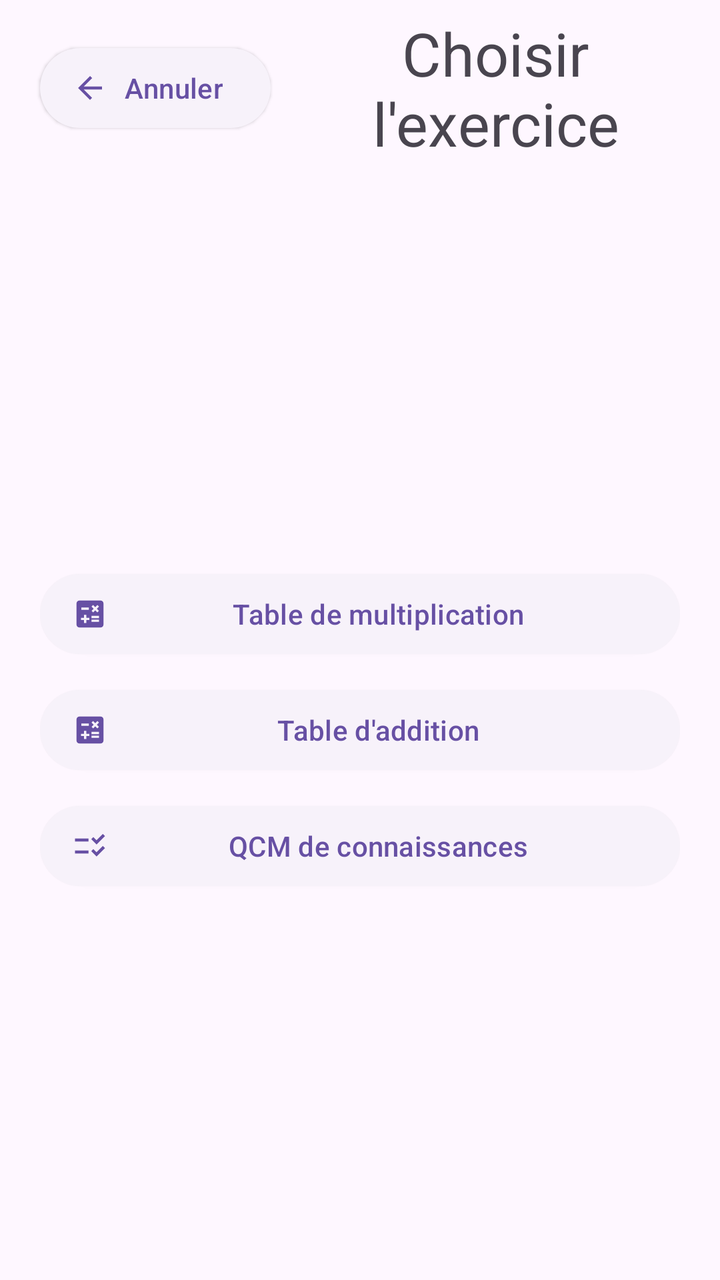
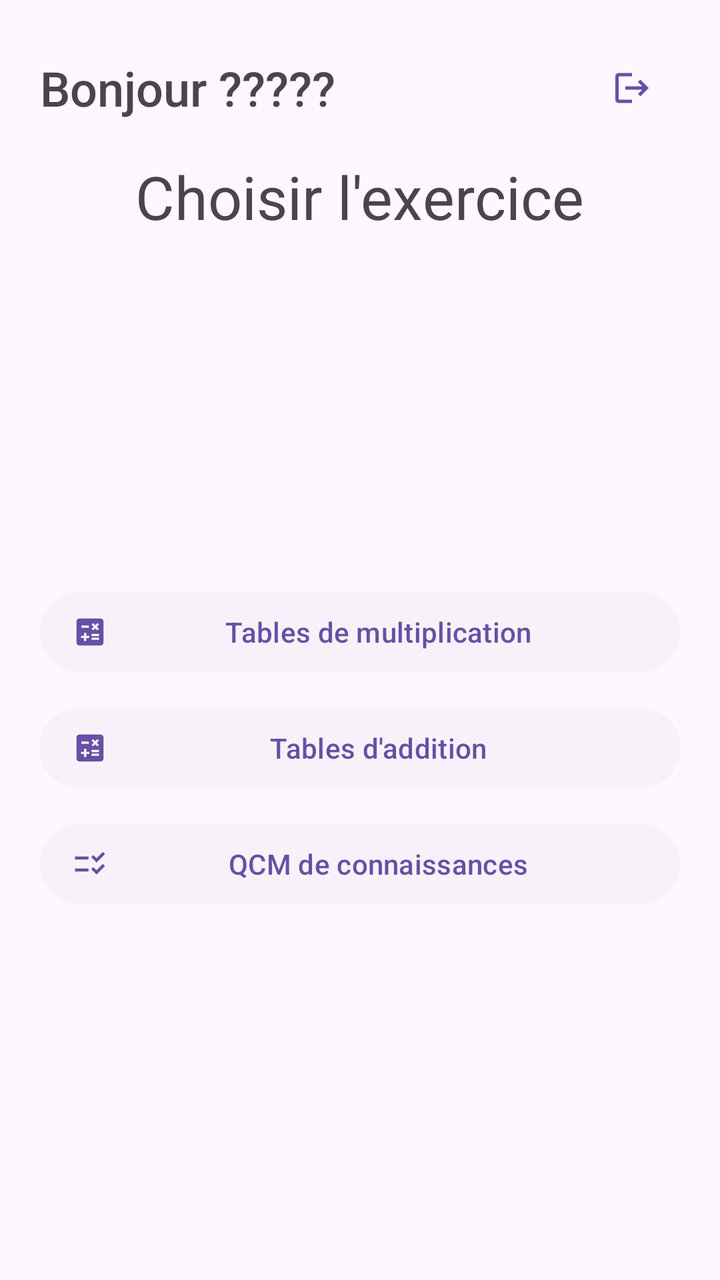

Two renders of the same Android screen: before a commit and after it. Below are the layout's source before the change and the commit's diff.
<!-- AndroidManifest.xml: application theme Theme.MiniProjet -->
<!-- res/layout/activity_liste_exo.xml -->
<?xml version="1.0" encoding="utf-8"?>
<RelativeLayout xmlns:android="http://schemas.android.com/apk/res/android"
    xmlns:app="http://schemas.android.com/apk/res-auto"
    xmlns:tools="http://schemas.android.com/tools"
    android:id="@+id/main"
    android:layout_width="match_parent"
    android:layout_height="match_parent"
    tools:context=".ListeExoActivity">
    <LinearLayout
        android:layout_width="match_parent"
        android:layout_height="wrap_content"
        android:orientation="horizontal"
        android:gravity="center">

        <Button
            style="@style/Widget.Material3.Button.ElevatedButton.Icon"
            android:layout_width="wrap_content"
            android:layout_height="wrap_content"
            android:text="@string/Creation_button_text_retour"
            android:layout_margin="20dp"
            android:onClick="btnRetour"
            app:icon="@drawable/baseline_arrow_back_24"
            />

        <TextView
            android:id="@+id/Liste_text_title"
            android:text="@string/List_text"
            android:layout_width="match_parent"
            android:layout_height="wrap_content"
            android:gravity="center"
            android:textSize="30dp"
            android:layout_marginRight="20dp"/>
    </LinearLayout>


    <LinearLayout
        android:layout_width="match_parent"
        android:layout_height="match_parent"
        android:orientation="vertical"
        android:layout_marginTop="100dp"
        android:layout_marginHorizontal="20dp"
        android:gravity="center">

        <Button
            style="@style/Widget.Material3.Button.ElevatedButton.Icon"
            android:layout_width="match_parent"
            android:layout_height="wrap_content"
            android:text="@string/List_btn_TableDeMult"
            android:onClick="onExoTableDeMult"
            app:icon="@drawable/baseline_calculate_24"
            android:layout_marginBottom="10dp"/>

        <Button
            style="@style/Widget.Material3.Button.ElevatedButton.Icon"
            android:layout_width="match_parent"
            android:layout_height="wrap_content"
            android:text="@string/List_btn_TableDadd"
            android:onClick="onExoTableDadd"
            app:icon="@drawable/baseline_calculate_24"
            android:layout_marginBottom="10dp"/>

        <Button
            style="@style/Widget.Material3.Button.ElevatedButton.Icon"
            android:layout_width="match_parent"
            android:layout_height="wrap_content"
            android:text="@string/List_btn_QCM"
            android:onClick="onExoQCM"
            app:icon="@drawable/baseline_checklist_rtl_24"
            android:layout_marginBottom="10dp"/>

    </LinearLayout>
</RelativeLayout>
<!-- resources referenced by this layout -->
<resources>
  <!-- drawable baseline_arrow_back_24 (drawable) -->
  <vector xmlns:android="http://schemas.android.com/apk/res/android" android:autoMirrored="true" android:height="24dp" android:tint="#000000" android:viewportHeight="24" android:viewportWidth="24" android:width="24dp">
        
      <path android:fillColor="@android:color/white" android:pathData="M20,11H7.83l5.59,-5.59L12,4l-8,8 8,8 1.41,-1.41L7.83,13H20v-2z"/>
      
  </vector>
  <!-- drawable baseline_calculate_24 (drawable) -->
  <vector xmlns:android="http://schemas.android.com/apk/res/android" android:height="24dp" android:tint="#000000" android:viewportHeight="24" android:viewportWidth="24" android:width="24dp">
        
      <path android:fillColor="@android:color/white" android:pathData="M19,3H5C3.9,3 3,3.9 3,5v14c0,1.1 0.9,2 2,2h14c1.1,0 2,-0.9 2,-2V5C21,3.9 20.1,3 19,3zM13.03,7.06L14.09,6l1.41,1.41L16.91,6l1.06,1.06l-1.41,1.41l1.41,1.41l-1.06,1.06L15.5,9.54l-1.41,1.41l-1.06,-1.06l1.41,-1.41L13.03,7.06zM6.25,7.72h5v1.5h-5V7.72zM11.5,16h-2v2H8v-2H6v-1.5h2v-2h1.5v2h2V16zM18,17.25h-5v-1.5h5V17.25zM18,14.75h-5v-1.5h5V14.75z"/>
      
  </vector>
  <!-- drawable baseline_checklist_rtl_24 (drawable) -->
  <vector xmlns:android="http://schemas.android.com/apk/res/android" android:height="24dp" android:tint="#000000" android:viewportHeight="24" android:viewportWidth="24" android:width="24dp">
        
      <path android:fillColor="@android:color/white" android:pathData="M11,7H2v2h9V7zM11,15H2v2h9V15zM16.34,11l-3.54,-3.54l1.41,-1.41l2.12,2.12l4.24,-4.24L22,5.34L16.34,11zM16.34,19l-3.54,-3.54l1.41,-1.41l2.12,2.12l4.24,-4.24L22,13.34L16.34,19z"/>
      
  </vector>
  <string name="Creation_button_text_retour">Annuler</string>
  <string name="List_btn_QCM">QCM de connaissances</string>
  <string name="List_btn_TableDadd">Table d\'addition</string>
  <string name="List_btn_TableDeMult">Table de multiplication</string>
  <string name="List_text">Choisir l\'exercice</string>
  <style name="Theme.MiniProjet" parent="Base.Theme.MiniProjet" />
  <style name="Base.Theme.MiniProjet" parent="Theme.Material3.DayNight.NoActionBar">
          
          
      </style>
</resources>

<!-- the commit's change to res/layout/activity_liste_exo.xml (unified diff, before → after) -->
@@ -1,72 +1,84 @@
 <?xml version="1.0" encoding="utf-8"?>
-<RelativeLayout xmlns:android="http://schemas.android.com/apk/res/android"
+<LinearLayout xmlns:android="http://schemas.android.com/apk/res/android"
     xmlns:app="http://schemas.android.com/apk/res-auto"
     xmlns:tools="http://schemas.android.com/tools"
     android:id="@+id/main"
     android:layout_width="match_parent"
     android:layout_height="match_parent"
+    android:gravity="center"
+    android:orientation="vertical"
     tools:context=".ListeExoActivity">
-    <LinearLayout
+
+    <RelativeLayout
         android:layout_width="match_parent"
         android:layout_height="wrap_content"
-        android:orientation="horizontal"
-        android:gravity="center">
+        android:layout_marginTop="20dp"
+        android:layout_marginBottom="10dp"
+        android:orientation="horizontal">
+
+        <TextView
+            android:id="@+id/Liste_text_user"
+            android:layout_width="wrap_content"
+            android:layout_height="wrap_content"
+            android:layout_centerVertical="true"
+            android:layout_marginStart="20dp"
+            android:fontFamily="sans-serif-medium"
+            android:text="@string/List_text_user"
+            android:textSize="24sp" />
 
         <Button
-            style="@style/Widget.Material3.Button.ElevatedButton.Icon"
+            style="?attr/materialIconButtonStyle"
             android:layout_width="wrap_content"
             android:layout_height="wrap_content"
-            android:text="@string/Creation_button_text_retour"
-            android:layout_margin="20dp"
-            android:onClick="btnRetour"
-            app:icon="@drawable/baseline_arrow_back_24"
-            />
+            android:layout_alignParentEnd="true"
+            android:layout_centerVertical="true"
+            android:layout_marginEnd="20dp"
+            android:id="@+id/List_btn_retour"
+            app:icon="@drawable/baseline_logout_24" />
 
-        <TextView
-            android:id="@+id/Liste_text_title"
-            android:text="@string/List_text"
-            android:layout_width="match_parent"
-            android:layout_height="wrap_content"
-            android:gravity="center"
-            android:textSize="30dp"
-            android:layout_marginRight="20dp"/>
-    </LinearLayout>
+    </RelativeLayout>
 
+    <TextView
+        android:id="@+id/Liste_text_title"
+        android:layout_width="wrap_content"
+        android:layout_height="wrap_content"
+        android:gravity="center"
+        android:text="@string/List_text"
+        android:textSize="30sp" />
 
     <LinearLayout
         android:layout_width="match_parent"
         android:layout_height="match_parent"
-        android:orientation="vertical"
-        android:layout_marginTop="100dp"
         android:layout_marginHorizontal="20dp"
-        android:gravity="center">
+        android:gravity="center"
+        android:orientation="vertical">
 
         <Button
             style="@style/Widget.Material3.Button.ElevatedButton.Icon"
             android:layout_width="match_parent"
             android:layout_height="wrap_content"
+            android:layout_marginBottom="10dp"
+            android:id="@+id/List_btn_multiplication"
             android:text="@string/List_btn_TableDeMult"
-            android:onClick="onExoTableDeMult"
-            app:icon="@drawable/baseline_calculate_24"
-            android:layout_marginBottom="10dp"/>
+            app:icon="@drawable/baseline_calculate_24" />
 
         <Button
             style="@style/Widget.Material3.Button.ElevatedButton.Icon"
             android:layout_width="match_parent"
             android:layout_height="wrap_content"
+            android:layout_marginBottom="10dp"
+            android:id="@+id/List_btn_addition"
             android:text="@string/List_btn_TableDadd"
-            android:onClick="onExoTableDadd"
-            app:icon="@drawable/baseline_calculate_24"
-            android:layout_marginBottom="10dp"/>
+            app:icon="@drawable/baseline_calculate_24" />
 
         <Button
             style="@style/Widget.Material3.Button.ElevatedButton.Icon"
             android:layout_width="match_parent"
             android:layout_height="wrap_content"
+            android:layout_marginBottom="10dp"
+            android:id="@+id/List_btn_qcm"
             android:text="@string/List_btn_QCM"
-            android:onClick="onExoQCM"
-            app:icon="@drawable/baseline_checklist_rtl_24"
-            android:layout_marginBottom="10dp"/>
+            app:icon="@drawable/baseline_checklist_rtl_24" />
 
     </LinearLayout>
-</RelativeLayout>
+</LinearLayout>
<!-- resource entries referenced after the edit -->
@@ -1,11 +1,5 @@
 <!-- resources referenced by this layout -->
 <resources>
-  <!-- drawable baseline_arrow_back_24 (drawable) -->
-  <vector xmlns:android="http://schemas.android.com/apk/res/android" android:autoMirrored="true" android:height="24dp" android:tint="#000000" android:viewportHeight="24" android:viewportWidth="24" android:width="24dp">
-        
-      <path android:fillColor="@android:color/white" android:pathData="M20,11H7.83l5.59,-5.59L12,4l-8,8 8,8 1.41,-1.41L7.83,13H20v-2z"/>
-      
-  </vector>
   <!-- drawable baseline_calculate_24 (drawable) -->
   <vector xmlns:android="http://schemas.android.com/apk/res/android" android:height="24dp" android:tint="#000000" android:viewportHeight="24" android:viewportWidth="24" android:width="24dp">
         
@@ -18,11 +12,17 @@
       <path android:fillColor="@android:color/white" android:pathData="M11,7H2v2h9V7zM11,15H2v2h9V15zM16.34,11l-3.54,-3.54l1.41,-1.41l2.12,2.12l4.24,-4.24L22,5.34L16.34,11zM16.34,19l-3.54,-3.54l1.41,-1.41l2.12,2.12l4.24,-4.24L22,13.34L16.34,19z"/>
       
   </vector>
-  <string name="Creation_button_text_retour">Annuler</string>
+  <!-- drawable baseline_logout_24 (drawable) -->
+  <vector xmlns:android="http://schemas.android.com/apk/res/android" android:autoMirrored="true" android:height="24dp" android:tint="#000000" android:viewportHeight="24" android:viewportWidth="24" android:width="24dp">
+        
+      <path android:fillColor="@android:color/white" android:pathData="M17,7l-1.41,1.41L18.17,11H8v2h10.17l-2.58,2.58L17,17l5,-5zM4,5h8V3H4c-1.1,0 -2,0.9 -2,2v14c0,1.1 0.9,2 2,2h8v-2H4V5z"/>
+      
+  </vector>
   <string name="List_btn_QCM">QCM de connaissances</string>
-  <string name="List_btn_TableDadd">Table d\'addition</string>
-  <string name="List_btn_TableDeMult">Table de multiplication</string>
+  <string name="List_btn_TableDadd">Tables d\'addition</string>
+  <string name="List_btn_TableDeMult">Tables de multiplication</string>
   <string name="List_text">Choisir l\'exercice</string>
+  <string name="List_text_user">Bonjour ?????</string>
   <style name="Theme.MiniProjet" parent="Base.Theme.MiniProjet" />
   <style name="Base.Theme.MiniProjet" parent="Theme.Material3.DayNight.NoActionBar">
           
